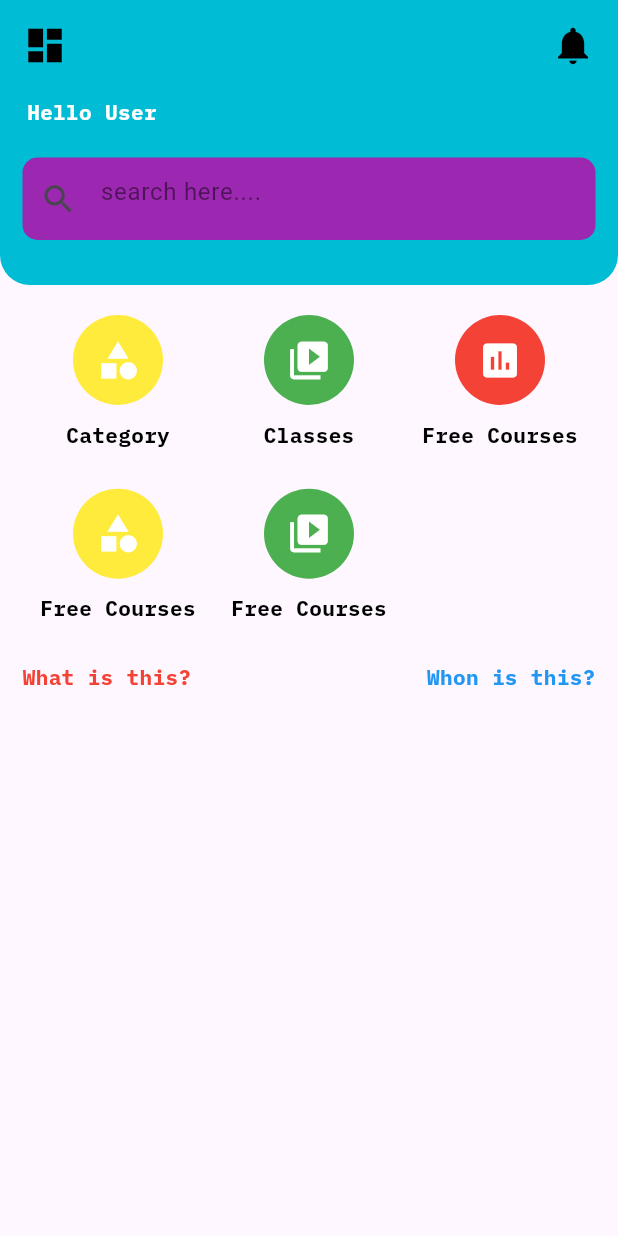
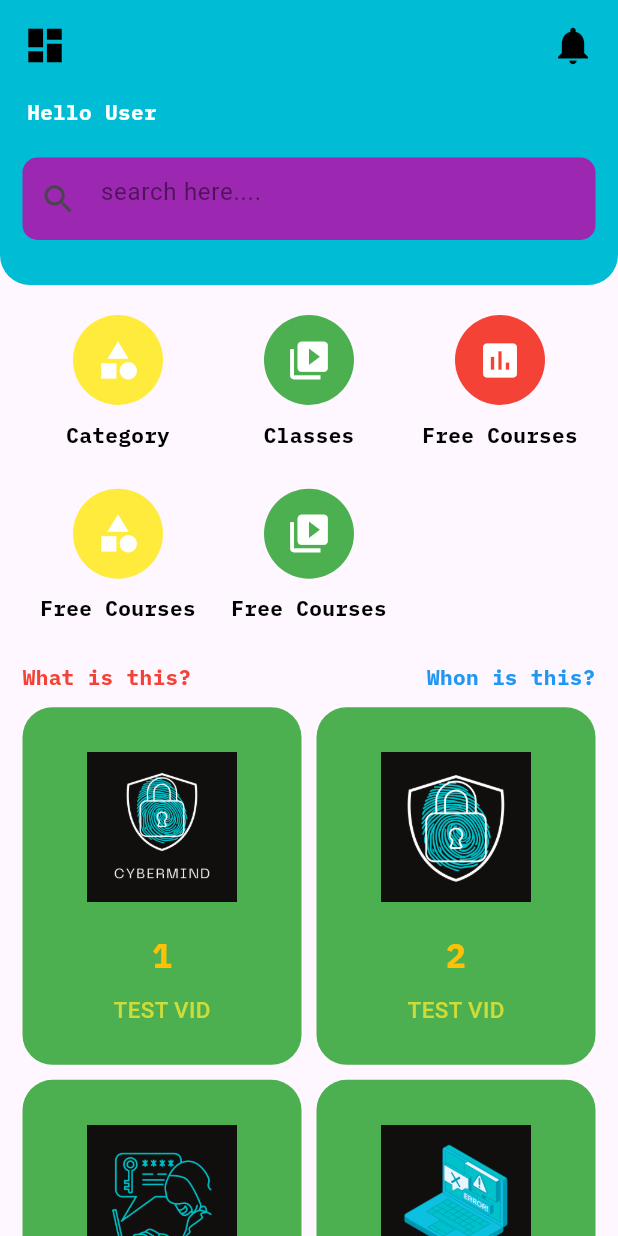
Before and after one commit to dcdeers/cbmprot, a Flutter app: the HomePage screen opened directly, on a phone screen of 412 x 824 dp. Run offline on Flutter 3.47's test engine with Material 3 defaults, Android fonts, the phone set to English and light mode, and no system bars.

Commit message:
test sub 4

```diff
--- a/cbmprot/lib/screens/home.dart
+++ b/cbmprot/lib/screens/home.dart
@@ -11,7 +11,6 @@ class HomePage extends StatelessWidget{
     'Free Courses',
     'Free Courses',
     'Free Courses',
-
   ];
 
   List<Color> catColors = [
@@ -22,7 +21,6 @@ class HomePage extends StatelessWidget{
     Colors.yellow,
     Colors.green,
     Colors.red,
-
   ];
 
   List<Icon> catIcons = [
@@ -33,17 +31,34 @@ class HomePage extends StatelessWidget{
     Icon(Icons.category, color: Colors.white, size: 30),
     Icon(Icons.video_library, color: Colors.white, size: 30),
     Icon(Icons.assessment, color: Colors.white, size: 30),
+  ];
 
+  List imgList = [
+
+    '1',
+    '2',
+    '3',
+    '4',
+    '5',
+    '6',
+    '1',
   ];
 
   @override
+
   Widget build(BuildContext context){
+
     return Scaffold(
+
       body: ListView(
+
         children: [
+
           Container(
+
             padding: EdgeInsets.only(top: 15, left: 15, right: 15, bottom: 10),
             decoration: BoxDecoration(
+
               color: Colors.cyan,
               borderRadius: BorderRadius.only(bottomLeft: Radius.circular(20), bottomRight: Radius.circular(20),),
             ),
@@ -52,18 +67,20 @@ class HomePage extends StatelessWidget{
 
               crossAxisAlignment: CrossAxisAlignment.start,
               children: [
+
                 Row(
 
                   mainAxisAlignment: MainAxisAlignment.spaceBetween,
                   children: [
+
                     Icon(Icons.dashboard, size: 30,color: Colors.black,),
-
                     Icon(Icons.notifications, size: 30,color: Colors.black,),
                   ],
                 ),
 
                 SizedBox(height: 20),
                 Padding(
+
                   padding: EdgeInsets.only(left: 3, bottom: 15),
                   child: Text("Hello User", style: TextStyle(color: Colors.white, fontFamily: 'IBMPlexMono',fontWeight: FontWeight.w600,),),
                 ),
@@ -75,24 +92,22 @@ class HomePage extends StatelessWidget{
                   height: 55,
                   alignment: Alignment.center,
                   decoration: BoxDecoration(
+
                     color: Colors.purple,
                     borderRadius: BorderRadius.circular(10),
-
                   ),
 
                   child: TextFormField(
+
                     decoration: InputDecoration(
+
                       border: InputBorder.none,
                       hintText: "search here....",
                       hintStyle: TextStyle(color: Colors.black.withOpacity(0.5)),
-
                       prefixIcon: Icon(Icons.search, size: 25,),
-
                     ),
                   ),
                 ),
-
-
               ],
             ),
           ),
@@ -139,12 +154,8 @@ class HomePage extends StatelessWidget{
                         style: TextStyle(color: Colors.black, fontFamily: 'IBMPlexMono',fontWeight: FontWeight.w600,),
                       ),
                     ],
-
-
                   );
                 },
-
-
               ),
 
               Row(
@@ -155,18 +166,81 @@ class HomePage extends StatelessWidget{
                   Text("What is this?", style: TextStyle(color: Colors.red, fontFamily: 'IBMPlexMono',fontWeight: FontWeight.w600,),),
 
                   Text("Whon is this?", style: TextStyle(color: Colors.blue, fontFamily: 'IBMPlexMono',fontWeight: FontWeight.w600,),),
-
-
                 ],
               ),
 
-              SizedBox()
+              SizedBox(height: 10),
+              GridView.builder(
 
+                itemCount: imgList.length,
+                shrinkWrap: true,
+                physics: NeverScrollableScrollPhysics(),
+                gridDelegate: SliverGridDelegateWithFixedCrossAxisCount(
+
+                  crossAxisCount: 2,
+                  childAspectRatio: (MediaQuery.of(context).size.height - 50 - 25) / (4 * 240),
+                  mainAxisSpacing: 10,
+                  crossAxisSpacing: 10,
+                ),
+
+                itemBuilder: (context, index){
+
+                  return InkWell(
+
+                    onTap: (){},
+                    child: Container(
+
+                      padding: EdgeInsets.symmetric(vertical: 20, horizontal: 10),
+                      decoration: BoxDecoration(
+
+                        borderRadius: BorderRadius.circular(20),
+                        color: Colors.green,
+                      ),
+
+                      child: Column(
+
+                        children: [
+
+                          Padding(
+
+                            padding: EdgeInsets.all(10),
+                            child: Image.asset("images/${imgList[index]}.png", width: 100, height: 100,),
+                          ),
+
+                          SizedBox(height: 10),
+                          Text(
+
+                            imgList[index],
+                            style: TextStyle(
+
+                              fontFamily: 'IBMPlexMono',
+                              fontSize: 22,
+                              color: Colors.amber,
+                              fontWeight: FontWeight.w600,
+                            ),
+                          ),
+
+                          SizedBox(height: 10),
+                          Text(
+
+                            "TEST VID",
+                            style: TextStyle(
+
+                              fontSize: 15,
+                              color: Colors.lime,
+                              fontWeight: FontWeight.w500,
+                            ),
+                          ),
+                        ],
+                      ),
+                    ),
+                  );
+                }
+              ),
             ],),
           ),
         ],
       ),
     );
-
   }
 }
```
